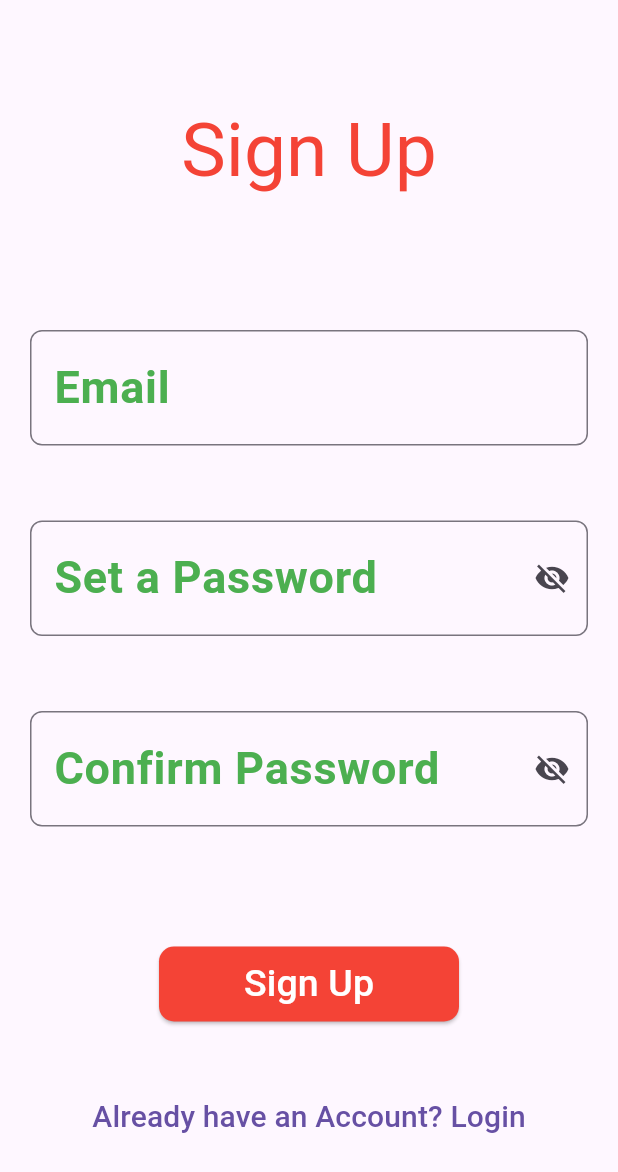
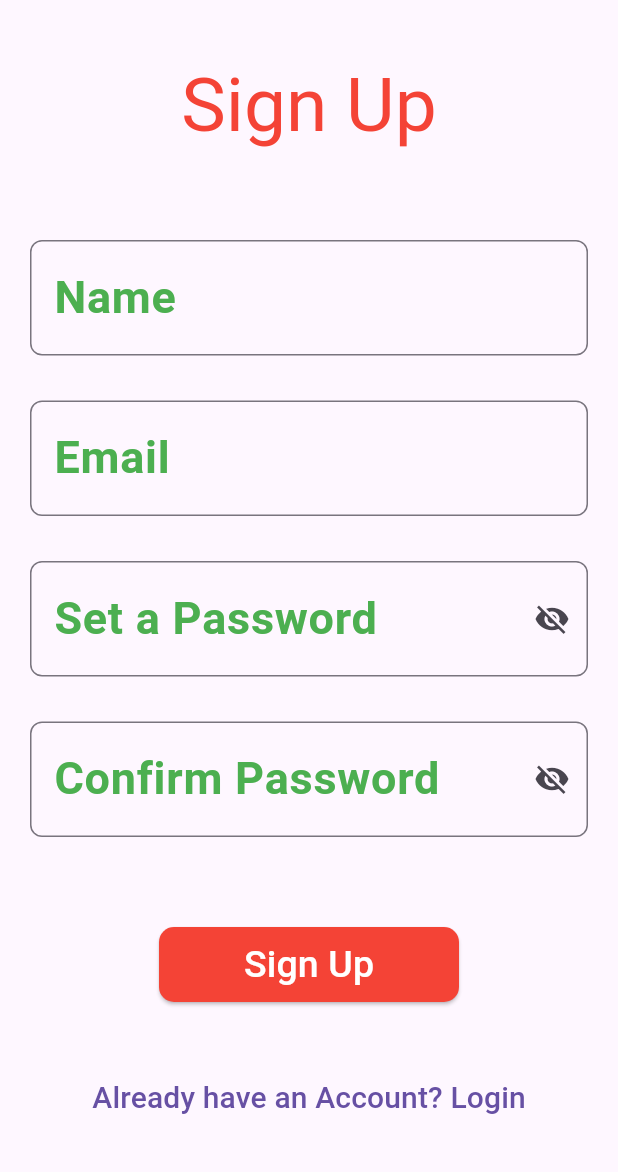
Before and after one commit to D0T-B0X/syllabus_tracker, a Flutter app: the screen it shows after launch, on a phone screen of 412 x 824 dp. Shown: the top 1172 px of the screen. Run offline on Flutter 3.47's test engine with Material 3 defaults, Android fonts, the light colour scheme and no system bars; our stand-ins replace flutter_dotenv, supabase_flutter; accounts and stored records are empty.

Commit message:
Changes before pulling

```diff
--- a/lib/main.dart
+++ b/lib/main.dart
@@ -37,6 +37,7 @@ class Myapp extends StatelessWidget {
   Widget build(BuildContext context) {
     return MaterialApp(
       debugShowCheckedModeBanner: false,
+      // home: SignupView(),
       initialRoute: '/',
       routes: {
         '/': (context) => SplashScreenView(),
--- a/lib/view/signup_view.dart
+++ b/lib/view/signup_view.dart
@@ -11,32 +11,32 @@ class SignupView extends StatefulWidget {
 }
 
 class _SignupState extends State<SignupView> {
+  final nameController = TextEditingController();
   final emailController = TextEditingController();
   final passwordController = TextEditingController();
   final confirmPasswordController = TextEditingController();
   bool _obscurePassword = true;
   bool _obscureConfirmPassword = true;
+
   @override
   Widget build(BuildContext context) {
+    final signupView = context.watch<AuthViewModel>();
+    // signupView.resetSuccess();
     WidgetsBinding.instance.addPostFrameCallback((_) {
-      final vm = context.read<AuthViewModel>();
-      if (vm.errorMessage != null) {
+      if (signupView.errorMessage != null) {
         ScaffoldMessenger.of(
           context,
-        ).showSnackBar(SnackBar(content: Text(vm.errorMessage!)));
-        vm.clearError();
+        ).showSnackBar(SnackBar(content: Text(signupView.errorMessage!)));
+        signupView.clearError();
       }
-      if (vm.isSuccess) {
-        Navigator.push(context, MaterialPageRoute(builder: (_) => LoginView()));
+      else if (signupView.isSuccess) {
         ScaffoldMessenger.of(
           context,
         ).showSnackBar(SnackBar(content: Text("SignUp Successful")));
         Navigator.pushNamed(context, '/subjects');
-        vm.resetSuccess();
+        signupView.resetSuccess();
       }
     });
-    final viewModel = context.watch<AuthViewModel>();
-    final signupView = context.watch<AuthViewModel>();
     return Stack(
       children: [
         Scaffold(
@@ -46,7 +46,7 @@ class _SignupState extends State<SignupView> {
               style: TextStyle(color: Colors.red, fontSize: 50),
             ),
             centerTitle: true,
-            toolbarHeight: 200,
+            toolbarHeight: 140,
           ),
           body: Stack(
             children: [
@@ -57,14 +57,14 @@ class _SignupState extends State<SignupView> {
                     child: Column(
                       children: [
                         TextFormField(
-                          controller: emailController,
+                          controller: nameController,
                           style: TextStyle(fontSize: 30),
                           onChanged: (value) {
-                            viewModel.verifyEmail(value);
+                            signupView.verifyEmail(value);
                           },
                           decoration: InputDecoration(
-                            labelText: "Email",
-                            errorText: viewModel.email.error,
+                            labelText: "Name",
+                            // errorText: signupView.email.error,
                             labelStyle: TextStyle(
                               color: Colors.green,
                               fontSize: 30,
@@ -76,17 +76,39 @@ class _SignupState extends State<SignupView> {
                           ),
                         ),
                         Padding(
-                          padding: const EdgeInsets.symmetric(vertical: 50),
+                          padding: const EdgeInsets.symmetric(vertical: 30),
+                          child: TextFormField(
+                            controller: emailController,
+                            style: TextStyle(fontSize: 30),
+                            onChanged: (value) {
+                              signupView.verifyEmail(value);
+                            },
+                            decoration: InputDecoration(
+                              labelText: "Email",
+                              errorText: signupView.email.error,
+                              labelStyle: TextStyle(
+                                color: Colors.green,
+                                fontSize: 30,
+                                fontWeight: FontWeight.bold,
+                              ),
+                              border: OutlineInputBorder(
+                                borderRadius: BorderRadius.circular(8),
+                              ),
+                            ),
+                          ),
+                        ),
+                        Padding(
+                          padding: const EdgeInsets.only(bottom: 30),
                           child: TextFormField(
                             controller: passwordController,
                             obscureText: _obscurePassword,
                             style: TextStyle(fontSize: 30),
                             onChanged: (value) {
-                              viewModel.verifyPassword(value);
+                              signupView.verifyPassword(value);
                             },
                             decoration: InputDecoration(
                               labelText: "Set a Password",
-                              errorText: viewModel.password.error,
+                              errorText: signupView.password.error,
                               labelStyle: TextStyle(
                                 color: Colors.green,
                                 fontSize: 30,
@@ -124,11 +146,11 @@ class _SignupState extends State<SignupView> {
                           obscureText: _obscureConfirmPassword,
                           style: TextStyle(fontSize: 30),
                           onChanged: (value) {
-                            viewModel.verifyPassword(value);
+                            signupView.verifyPassword(value);
                           },
                           decoration: InputDecoration(
                             labelText: "Confirm Password",
-                            errorText: viewModel.password.error,
+                            errorText: signupView.password.error,
                             labelStyle: TextStyle(
                               color: Colors.green,
                               fontSize: 30,
@@ -162,7 +184,7 @@ class _SignupState extends State<SignupView> {
                           ),
                         ),
                         Padding(
-                          padding: const EdgeInsets.only(top: 80, bottom: 40),
+                          padding: const EdgeInsets.only(top: 60, bottom: 40),
                           child: ElevatedButton(
                             style: ElevatedButton.styleFrom(
                               backgroundColor: Colors.red,
@@ -177,11 +199,12 @@ class _SignupState extends State<SignupView> {
                               style: TextStyle(fontSize: 25),
                             ),
                             onPressed: () async {
+                              final name = nameController.text.trim();
                               final email = emailController.text.trim();
                               final password = passwordController.text.trim();
                               final confirmPassword = confirmPasswordController.text.trim();
                               context.read<AuthViewModel>().signUpButton(
-                                email, password, confirmPassword,
+                                name, email,password, confirmPassword,
                               );
                             },
                           ),
--- a/lib/viewModel/auth_view_model.dart
+++ b/lib/viewModel/auth_view_model.dart
@@ -3,9 +3,9 @@ import 'package:supabase_flutter/supabase_flutter.dart';
 import 'package:syllabus_tracker/model/auth_model.dart';
 
 //╔══════════════════════════════════════════════════════════════════════════╗
-//║ AUTH VIEW MODEL                                                        ║
-//║ Manages authentication logic, credential validation, sign up, and      ║
-//║ Supabase auth operations for the syllabus tracker application.         ║
+//║ AUTH VIEW MODEL                                                          ║
+//║ Manages authentication logic, credential validation, sign up, and        ║
+//║ Supabase auth operations for the syllabus tracker application.           ║
 //╚══════════════════════════════════════════════════════════════════════════╝
 class AuthViewModel with ChangeNotifier {
   //┌─────────────────────────────────────────────┐
@@ -126,19 +126,27 @@ class AuthViewModel with ChangeNotifier {
   }
 
   /// Registers a new user with Supabase
-  Future<void> registerUser(String email, String password) async {
+  Future<void> registerUser(String name, String email, String password) async {
     _isLoading = true;
     notifyListeners();
 
     try {
       // Attempt Supabase sign up
       final response = await Supabase.instance.client.auth.signUp(
+        // name: name,
         email: email,
         password: password,
       );
-      if (response.user == null) {
-        throw Exception("SignUp Failed");
+
+      final userId = response.user?.id;
+      if (userId != null) {
+        final insertName = await Supabase.instance.client.from('user_data').insert({
+          // .rpc('insert_display_name_profile', params: {
+          'user_id': userId,
+          'username': name,
+        });
       }
+
     } catch (e) {
       // Handle sign up failure and set error message
       String errorMsg = "SignUp Failed";
@@ -161,6 +169,7 @@ class AuthViewModel with ChangeNotifier {
 
   /// Handles sign up button logic, including password confirmation
   Future<void> signUpButton(
+      String name,
     String email,
     String password,
     String confirmPassword,
@@ -171,11 +180,11 @@ class AuthViewModel with ChangeNotifier {
       _isSuccess = false;
       notifyListeners();
       return;
-    }
+    } else {
       try {
         _isLoading = true;
         notifyListeners();
-      await registerUser(email, password);
+        await registerUser(name, email, password);
         _isSuccess = true;
         _errorMessage = null;
         notifyListeners();
@@ -186,6 +195,7 @@ class AuthViewModel with ChangeNotifier {
       } finally {
         _isLoading = false;
         notifyListeners();
+      }
     }
   }
 
```
Also changed, not shown: 1 other file. Lines whose indentation alone changed are shown as unchanged.
